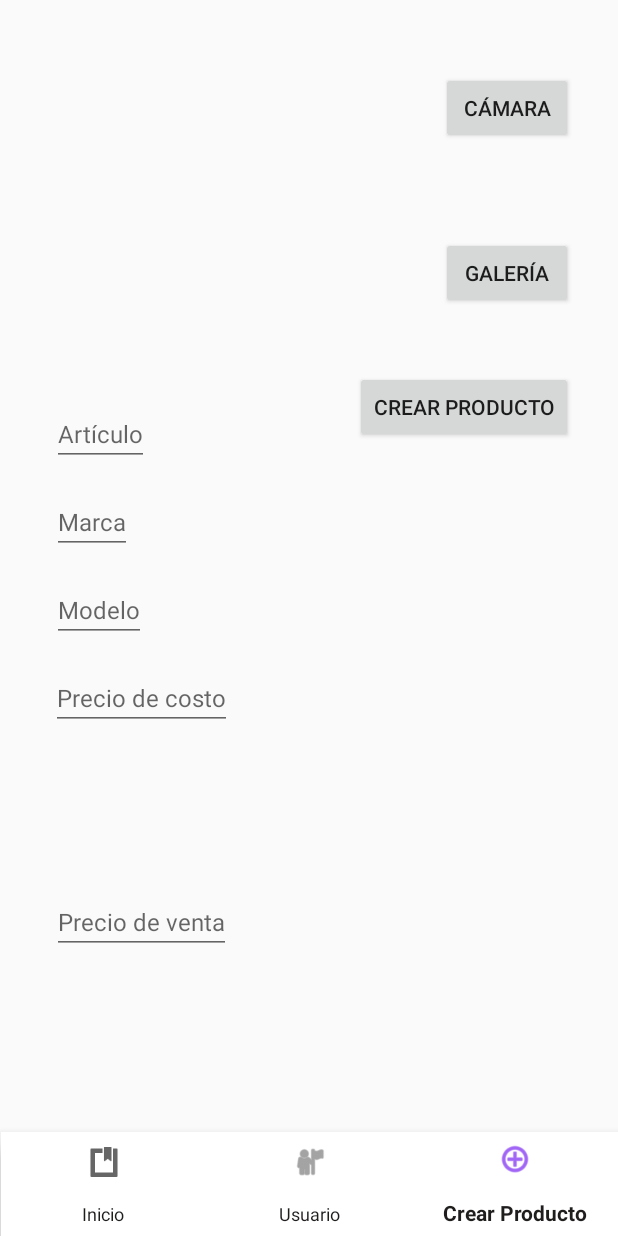
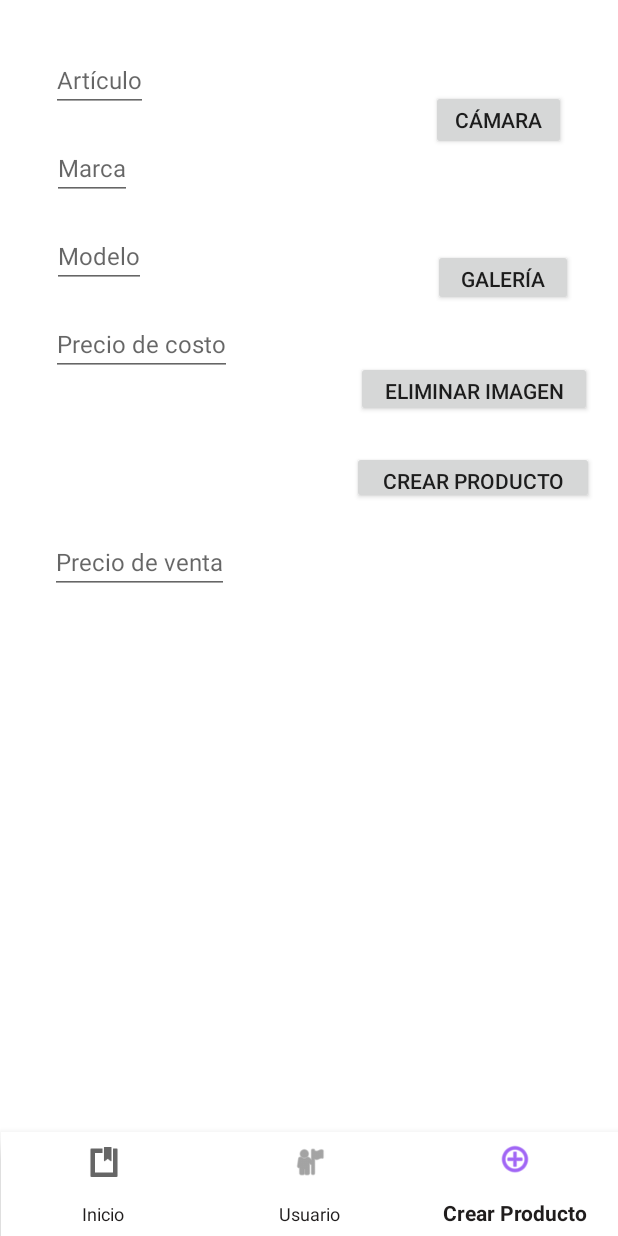
Before and after one commit to aletorres73/Facultad, an Android app: the CreateProductFragment screen opened through its navigation route, on a phone screen of 412 x 824 dp. Run offline under Robolectric (Android 15) with nearby library versions, the phone set to English and light mode, and no system bars; our stand-ins replace Firebase (no records; nobody signed in at launch, a user with empty details on screens opened directly), navigation-ui.

Commit message:
repo actualizado - falla deleteImage

```diff
--- a/App_moviles/Projects/ProductosApp/app/src/main/AndroidManifest.xml
+++ b/App_moviles/Projects/ProductosApp/app/src/main/AndroidManifest.xml
@@ -8,10 +8,11 @@
     <uses-permission android:name="android.permission.WRITE_EXTERNAL_STORAGE"
         android:maxSdkVersion="28"
         tools:ignore="ScopedStorage"/>
-    <uses-permission android:name="android.permission.CAMERA"/>
+    <uses-feature android:name="android.hardware.camera" />
+    <uses-feature android:name="android.hardware.camera.autofocus" />
 
     <application
-        android:allowBackup="true"
+    android:allowBackup="true"
         android:dataExtractionRules="@xml/data_extraction_rules"
         android:fullBackupContent="@xml/backup_rules"
         android:icon="@mipmap/ic_launcher"
--- a/App_moviles/Projects/ProductosApp/app/src/main/java/com/productosapp/database/ProductSource.kt
+++ b/App_moviles/Projects/ProductosApp/app/src/main/java/com/productosapp/database/ProductSource.kt
@@ -15,6 +15,7 @@ interface ProductSource {
     suspend fun delete(id: Int)
     suspend fun clearDetail(id: Int)
     suspend fun uploadImage(path : Uri)
+    suspend fun deleteImage(path: Uri)
 
 
 }
--- a/App_moviles/Projects/ProductosApp/app/src/main/res/layout/fragment_create_product.xml
+++ b/App_moviles/Projects/ProductosApp/app/src/main/res/layout/fragment_create_product.xml
@@ -4,61 +4,72 @@
     xmlns:tools="http://schemas.android.com/tools"
     android:layout_width="match_parent"
     android:layout_height="match_parent"
+    android:background="#FFFFFF"
     tools:context=".fragments.createProducts.CreateProductFragment">
 
 
     <Button
         android:id="@+id/btnCamera"
-        android:layout_width="wrap_content"
-        android:layout_height="wrap_content"
-        android:layout_marginStart="16dp"
-        android:layout_marginTop="48dp"
+        android:layout_width="90dp"
+        android:layout_height="40dp"
+        android:layout_marginTop="8dp"
         android:layout_marginEnd="16dp"
         android:text="Cámara"
+        app:layout_constraintBottom_toTopOf="@+id/btnGallery"
+        app:layout_constraintEnd_toEndOf="parent"
+        app:layout_constraintHorizontal_bias="0.94"
+        app:layout_constraintStart_toStartOf="parent"
+        app:layout_constraintTop_toTopOf="parent"
+        app:layout_constraintVertical_bias="0.44" />
+
+    <Button
+        android:id="@+id/btnMakeProduct"
+        android:layout_width="161dp"
+        android:layout_height="35dp"
+        android:layout_marginBottom="488dp"
+        android:text="Crear producto"
+        app:layout_constraintBottom_toBottomOf="parent"
+        app:layout_constraintEnd_toEndOf="parent"
+        app:layout_constraintHorizontal_bias="0.936"
+        app:layout_constraintStart_toStartOf="parent" />
+
+    <Button
+        android:id="@+id/btnGallery"
+        android:layout_width="93dp"
+        android:layout_height="38dp"
+        android:layout_marginStart="16dp"
+        android:layout_marginEnd="16dp"
+        android:text="Galería"
+        app:layout_constraintBottom_toTopOf="@+id/btnDeleteImage"
         app:layout_constraintEnd_toEndOf="parent"
         app:layout_constraintHorizontal_bias="0.951"
         app:layout_constraintStart_toStartOf="parent"
-        app:layout_constraintTop_toTopOf="parent" />
+        app:layout_constraintTop_toTopOf="parent"
+        app:layout_constraintVertical_bias="0.82" />
 
     <Button
-        android:id="@+id/btnGallery"
-        android:layout_width="wrap_content"
-        android:layout_height="wrap_content"
-        android:layout_marginStart="16dp"
-        android:layout_marginTop="8dp"
-        android:layout_marginEnd="16dp"
-        android:layout_marginBottom="564dp"
-        android:text="Galería"
-        app:layout_constraintBottom_toBottomOf="parent"
+        android:id="@+id/btnDeleteImage"
+        android:layout_width="157dp"
+        android:layout_height="37dp"
+        android:text="Eliminar imagen"
+        app:layout_constraintBottom_toTopOf="@+id/btnMakeProduct"
         app:layout_constraintEnd_toEndOf="parent"
-        app:layout_constraintHorizontal_bias="0.951"
+        app:layout_constraintHorizontal_bias="0.931"
         app:layout_constraintStart_toStartOf="parent"
-        app:layout_constraintTop_toBottomOf="@+id/btnCamera" />
-
-    <Button
-        android:id="@+id/btnMakeProduct"
-        android:layout_width="wrap_content"
-        android:layout_height="wrap_content"
-        android:layout_marginTop="8dp"
-        android:layout_marginBottom="496dp"
-        android:text="Crear producto"
-        app:layout_constraintBottom_toBottomOf="parent"
-        app:layout_constraintEnd_toEndOf="parent"
-        app:layout_constraintHorizontal_bias="0.887"
-        app:layout_constraintStart_toStartOf="parent"
-        app:layout_constraintTop_toBottomOf="@+id/btnGallery" />
+        app:layout_constraintTop_toTopOf="parent"
+        app:layout_constraintVertical_bias="0.914" />
 
     <EditText
 
         android:id="@+id/inputItemproduct"
         android:layout_width="wrap_content"
         android:layout_height="wrap_content"
-        android:layout_marginTop="268dp"
+        android:layout_marginTop="32dp"
         android:hint="Artículo"
         android:inputType="textPersonName"
         android:textSize="16sp"
         app:layout_constraintEnd_toEndOf="parent"
-        app:layout_constraintHorizontal_bias="0.1"
+        app:layout_constraintHorizontal_bias="0.097"
         app:layout_constraintStart_toStartOf="parent"
         app:layout_constraintTop_toTopOf="parent" />
 
@@ -107,26 +118,26 @@
         android:id="@+id/inputSellingPricePoduct"
         android:layout_width="wrap_content"
         android:layout_height="wrap_content"
-        android:layout_marginBottom="188dp"
+        android:layout_marginBottom="428dp"
         android:hint="Precio de venta"
         android:inputType="textPersonName"
         android:textSize="16sp"
         app:layout_constraintBottom_toBottomOf="parent"
         app:layout_constraintEnd_toEndOf="parent"
-        app:layout_constraintHorizontal_bias="0.119"
+        app:layout_constraintHorizontal_bias="0.115"
         app:layout_constraintStart_toStartOf="parent" />
 
     <ImageView
         android:id="@+id/productImage"
-        android:layout_width="210dp"
-        android:layout_height="220dp"
+        android:layout_width="208dp"
+        android:layout_height="208dp"
         android:layout_marginTop="16dp"
         app:layout_constraintBottom_toBottomOf="parent"
         app:layout_constraintEnd_toEndOf="parent"
-        app:layout_constraintHorizontal_bias="0.079"
+        app:layout_constraintHorizontal_bias="0.497"
         app:layout_constraintStart_toStartOf="parent"
         app:layout_constraintTop_toTopOf="parent"
-        app:layout_constraintVertical_bias="0.0"
+        app:layout_constraintVertical_bias="0.605"
         tools:src="@tools:sample/avatars" />
 
 </androidx.constraintlayout.widget.ConstraintLayout>
```
Also changed, not shown: App_moviles/Projects/ProductosApp/app/src/main/java/com/productosapp/database/FirebaseDataProductSource.kt (+8 -0 lines), App_moviles/Projects/ProductosApp/app/src/main/java/com/productosapp/fragments/createProducts/CreateProductFragment.kt (+92 -45 lines), App_moviles/Projects/ProductosApp/app/src/main/java/com/productosapp/fragments/createProducts/CreateProductViewModel.kt (+12 -2 lines).
